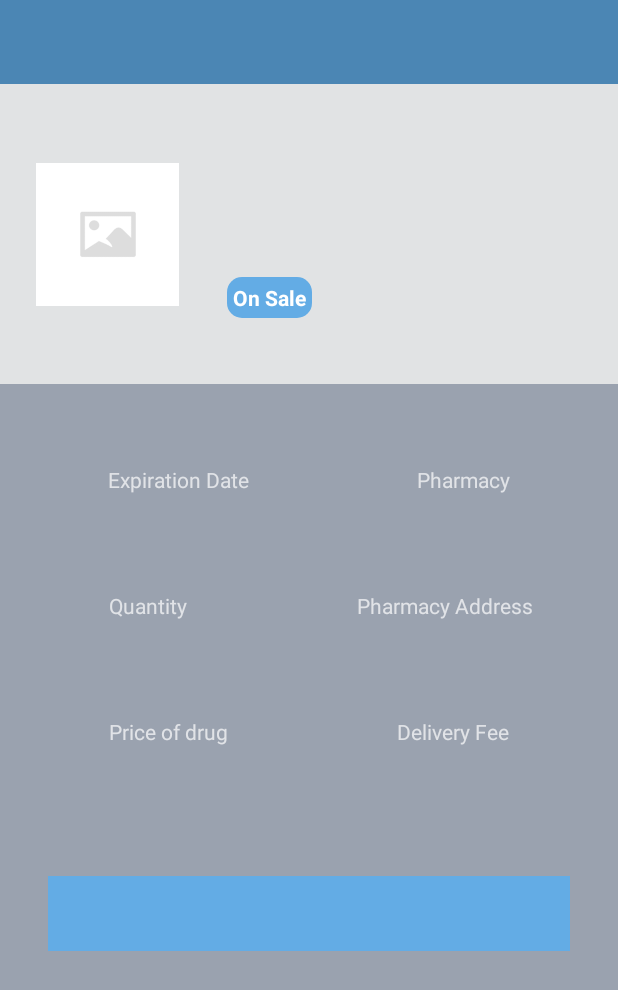
After one commit to jirois/Aida, an Android app: the AidaDrugDetails screen opened directly, with no data from a screen before it, on a phone screen of 412 x 824 dp. The commit adds this screen. Shown: the top 990 px of the screen. Run offline under Robolectric (Android 15) with nearby library versions, the phone set to English and light mode, and no system bars; our stand-ins replace data binding.

Commit message:
feat:added detail activity and clicklistener on the adapter

```diff
--- /dev/null
+++ b/app/src/main/java/com/example/aida/activity/AidaDrugDetails.kt
@@ -0,0 +1,44 @@
+package com.example.aida.activity
+
+import android.net.Uri
+import androidx.appcompat.app.AppCompatActivity
+import android.os.Bundle
+import androidx.databinding.DataBindingUtil
+import com.example.aida.R
+import com.example.aida.databinding.ActivityAidaDrugDetailsBinding
+import com.example.aida.model.DrugModel
+
+class AidaDrugDetails : AppCompatActivity() {
+    lateinit var binding: ActivityAidaDrugDetailsBinding
+
+    override fun onCreate(savedInstanceState: Bundle?) {
+        super.onCreate(savedInstanceState)
+         binding =DataBindingUtil.setContentView(this, R.layout.activity_aida_drug_details)
+
+
+        var aidaDrugDetailModel : DrugModel? = null
+
+        if (intent.hasExtra(MainActivity.EXTRA_DRUG_DETAILS)){
+            aidaDrugDetailModel =
+                intent.getSerializableExtra(MainActivity.EXTRA_DRUG_DETAILS) as DrugModel
+        }
+
+        if (aidaDrugDetailModel != null) {
+            setSupportActionBar(binding.toolbarAidaDrugDetail)
+            supportActionBar!!.setDisplayHomeAsUpEnabled(true)
+            supportActionBar!!.title = aidaDrugDetailModel.drugName
+
+            binding.toolbarAidaDrugDetail.setNavigationOnClickListener {
+                onBackPressed()
+            }
+            binding.ivImageDetail.setImageURI(Uri.parse(aidaDrugDetailModel.drugImage))
+            binding.tvDrugNameDetail.text = aidaDrugDetailModel.drugName
+            binding.tvExpireDateDetail.text = aidaDrugDetailModel.drugDate
+            binding.tvPharmacyDetail.text = aidaDrugDetailModel.pharmacyName
+            binding.tvRxaddressDetail.text = aidaDrugDetailModel.pharmacyLocation
+
+
+        }
+
+    }
+}
--- a/app/src/main/java/com/example/aida/activity/MainActivity.kt
+++ b/app/src/main/java/com/example/aida/activity/MainActivity.kt
@@ -67,10 +67,23 @@ class MainActivity : AppCompatActivity() {
         val drugAdapter = DrugAdapter(this, drugList)
         binding.rvAidaDrug.adapter = drugAdapter
 
+        drugAdapter.setOnClickListener(object:
+            DrugAdapter.OnClickListener{
+            override fun onClick(position: Int, model: DrugModel) {
+                val intent = Intent(this@MainActivity, AidaDrugDetails::class.java)
+                intent.putExtra(EXTRA_DRUG_DETAILS, model)
+                startActivity(intent)
+            }
+
+        }
+        )
+
     }
 
 
     companion object {
         private const val ADD_AIDA_DRUG_REQUEST = 1
+
+        internal const val EXTRA_DRUG_DETAILS = "extra_drug_details"
     }
 }
--- a/app/src/main/java/com/example/aida/adapters/DrugAdapter.kt
+++ b/app/src/main/java/com/example/aida/adapters/DrugAdapter.kt
@@ -21,6 +21,7 @@ class DrugAdapter(
         notifyDataSetChanged()
     }
 
+    private var onClickListener: OnClickListener? = null
 
     override fun onCreateViewHolder(parent: ViewGroup, viewType: Int): MyViewHolder {
         return MyViewHolder(
@@ -36,10 +37,24 @@ class DrugAdapter(
     override fun onBindViewHolder(holder: MyViewHolder, position: Int) {
         val model = data[position]
         holder.bind(model)
+        holder.itemView.setOnClickListener {
+            if (onClickListener != null) {
+                onClickListener!!.onClick(position, model)
+            }
+        }
     }
 
     override fun getItemCount(): Int {
         return data.size
+    }
+
+    fun setOnClickListener(onClickListener: OnClickListener){
+        this.onClickListener = onClickListener
+
+    }
+
+    interface OnClickListener {
+        fun onClick(position: Int, model: DrugModel)
     }
 
     class MyViewHolder(view: View):RecyclerView.ViewHolder(view){
--- a/app/src/main/java/com/example/aida/model/DrugModel.kt
+++ b/app/src/main/java/com/example/aida/model/DrugModel.kt
@@ -1,4 +1,6 @@
 package com.example.aida.model
+
+import java.io.Serializable
 
 data class DrugModel(
     val id: Int,
@@ -10,4 +12,4 @@ data class DrugModel(
     val pharmacyLocation: String,
     val latitude: Double,
     val longitude: Double
-)
+):Serializable
--- /dev/null
+++ b/app/src/main/res/layout/activity_aida_drug_details.xml
@@ -0,0 +1,301 @@
+<?xml version="1.0" encoding="utf-8"?>
+<layout xmlns:android="http://schemas.android.com/apk/res/android"
+    xmlns:app="http://schemas.android.com/apk/res-auto"
+    xmlns:tools="http://schemas.android.com/tools">
+
+    <data>
+
+    </data>
+
+    <androidx.appcompat.widget.LinearLayoutCompat
+        android:layout_width="match_parent"
+        android:layout_height="match_parent"
+        android:orientation="vertical"
+        tools:context=".activity.AidaDrugDetails">
+
+        <androidx.appcompat.widget.Toolbar
+            android:id="@+id/toolbar_aida_drug_detail"
+            android:layout_width="match_parent"
+            android:layout_height="?attr/actionBarSize"
+            android:background="@color/purple_500"
+            />
+        <androidx.appcompat.widget.LinearLayoutCompat
+            android:layout_width="match_parent"
+            android:layout_height="200dp"
+            android:background="@color/bg_details_head"
+            >
+            <androidx.constraintlayout.widget.ConstraintLayout
+                android:layout_width="match_parent"
+                android:layout_height="match_parent"
+                >
+
+                <ImageView
+                    android:id="@+id/iv_image_detail"
+                    android:layout_width="95dp"
+                    android:layout_height="95dp"
+                    android:layout_marginStart="24dp"
+                    android:layout_marginLeft="24dp"
+                    android:contentDescription="@string/image_content_description"
+                    app:layout_constraintBottom_toBottomOf="parent"
+                    app:layout_constraintStart_toStartOf="parent"
+                    app:layout_constraintTop_toTopOf="parent"
+                    app:srcCompat="@drawable/add_screen_image_placeholder" />
+
+                <TextView
+                    android:id="@+id/tv_drug_name_detail"
+                    android:layout_width="wrap_content"
+                    android:layout_height="wrap_content"
+                    android:textSize="24sp"
+                    android:textColor="@color/primary_text_color"
+                    android:textStyle="bold"
+                    android:layout_marginStart="32dp"
+                    android:layout_marginLeft="32dp"
+                    android:layout_marginTop="54dp"
+                    app:layout_constraintStart_toEndOf="@+id/iv_image_detail"
+                    app:layout_constraintTop_toTopOf="parent"
+                    tools:text="Name of Drug"
+                    />
+
+                <TextView
+                    android:id="@+id/tv_sold_detail"
+                    android:layout_width="wrap_content"
+                    android:layout_height="wrap_content"
+                    android:layout_marginStart="32dp"
+                    android:layout_marginLeft="32dp"
+                    android:layout_marginTop="42dp"
+                    android:background="@drawable/shape_text_rounded"
+                    android:padding="4dp"
+                    android:text="@string/aida_item_on_sale_text"
+                    android:textColor="@color/white"
+                    android:textSize="14sp"
+                    android:textStyle="bold"
+                    app:layout_constraintStart_toEndOf="@+id/iv_image_detail"
+                    app:layout_constraintTop_toBottomOf="@+id/tv_drug_name_detail"
+                    tools:text="On Sale" />
+            </androidx.constraintlayout.widget.ConstraintLayout>
+        </androidx.appcompat.widget.LinearLayoutCompat>
+        <androidx.appcompat.widget.LinearLayoutCompat
+            android:layout_width="match_parent"
+            android:layout_height="0dp"
+            android:layout_weight="1"
+            android:background="@color/secondary_text_color"
+
+            >
+
+            <androidx.constraintlayout.widget.ConstraintLayout
+                android:layout_width="match_parent"
+                android:layout_height="match_parent">
+
+                <TextView
+                    android:id="@+id/textView4"
+                    android:layout_width="wrap_content"
+                    android:layout_height="wrap_content"
+                    android:layout_marginStart="32dp"
+                    android:layout_marginLeft="32dp"
+                    android:layout_marginTop="54dp"
+                    android:layout_marginEnd="24dp"
+                    android:layout_marginRight="24dp"
+                    android:text="Pharmacy"
+                    app:layout_constraintEnd_toEndOf="parent"
+                    app:layout_constraintHorizontal_bias="0.5"
+                    app:layout_constraintStart_toEndOf="@+id/textView3"
+                    app:layout_constraintTop_toTopOf="parent"
+                    tools:text="Pharmacy" />
+
+                <TextView
+                    android:id="@+id/textView3"
+                    android:layout_width="wrap_content"
+                    android:layout_height="wrap_content"
+                    android:layout_marginStart="24dp"
+                    android:layout_marginLeft="24dp"
+                    android:layout_marginEnd="32dp"
+                    android:layout_marginRight="32dp"
+                    android:text="Expiration Date"
+                    app:layout_constraintBaseline_toBaselineOf="@+id/textView4"
+                    app:layout_constraintEnd_toStartOf="@+id/textView4"
+                    app:layout_constraintHorizontal_bias="0.5"
+                    app:layout_constraintStart_toStartOf="parent"
+                    tools:text="Expiration Date" />
+
+                <TextView
+                    android:id="@+id/tv_expire_date_detail"
+                    style="@style/detail_text_style"
+                    android:layout_width="wrap_content"
+                    android:layout_height="wrap_content"
+                    android:layout_marginStart="24dp"
+                    android:layout_marginLeft="24dp"
+                    android:layout_marginEnd="32dp"
+                    android:layout_marginRight="32dp"
+                    app:layout_constraintBaseline_toBaselineOf="@+id/tv_pharmacy_detail"
+                    app:layout_constraintEnd_toStartOf="@+id/tv_pharmacy_detail"
+                    app:layout_constraintHorizontal_bias="0.5"
+                    app:layout_constraintStart_toStartOf="parent"
+                    tools:text="Oct 2020" />
+
+                <TextView
+                    android:id="@+id/tv_pharmacy_detail"
+                    style="@style/detail_text_style"
+                    android:layout_width="wrap_content"
+                    android:layout_height="wrap_content"
+                    android:layout_marginStart="32dp"
+                    android:layout_marginLeft="32dp"
+                    android:layout_marginTop="8dp"
+                    android:layout_marginEnd="20dp"
+                    android:layout_marginRight="20dp"
+                    app:layout_constraintEnd_toEndOf="parent"
+                    app:layout_constraintHorizontal_bias="0.5"
+                    app:layout_constraintStart_toEndOf="@+id/tv_expire_date_detail"
+                    app:layout_constraintTop_toBottomOf="@+id/textView3"
+                    tools:text="Online Rx" />
+
+                <TextView
+                    android:id="@+id/textView7"
+                    android:layout_width="wrap_content"
+                    android:layout_height="wrap_content"
+                    android:layout_marginStart="24dp"
+                    android:layout_marginLeft="24dp"
+                    android:layout_marginEnd="32dp"
+                    android:layout_marginRight="32dp"
+                    android:text="Quantity"
+                    app:layout_constraintBaseline_toBaselineOf="@+id/textView8"
+                    app:layout_constraintEnd_toStartOf="@+id/textView8"
+                    app:layout_constraintHorizontal_bias="0.5"
+                    app:layout_constraintStart_toStartOf="parent" />
+
+                <TextView
+                    android:id="@+id/textView8"
+                    android:layout_width="wrap_content"
+                    android:layout_height="wrap_content"
+                    android:layout_marginStart="32dp"
+                    android:layout_marginLeft="32dp"
+                    android:layout_marginTop="32dp"
+                    android:layout_marginEnd="8dp"
+                    android:layout_marginRight="8dp"
+                    android:text="Pharmacy Address"
+                    app:layout_constraintEnd_toEndOf="parent"
+                    app:layout_constraintHorizontal_bias="0.5"
+                    app:layout_constraintStart_toEndOf="@+id/textView7"
+                    app:layout_constraintTop_toBottomOf="@+id/tv_expire_date_detail" />
+
+                <TextView
+                    android:id="@+id/tv_qty_detail"
+                    style="@style/detail_text_style"
+                    android:layout_width="wrap_content"
+                    android:layout_height="wrap_content"
+                    android:layout_marginStart="32dp"
+                    android:layout_marginLeft="32dp"
+                    android:layout_marginEnd="32dp"
+                    android:layout_marginRight="32dp"
+                    app:layout_constraintBaseline_toBaselineOf="@+id/tv_rxaddress_detail"
+                    app:layout_constraintEnd_toStartOf="@+id/tv_rxaddress_detail"
+                    app:layout_constraintHorizontal_bias="0.5"
+                    app:layout_constraintStart_toStartOf="parent"
+                    tools:text="27 packs" />
+
+                <TextView
+                    android:id="@+id/tv_rxaddress_detail"
+                    style="@style/detail_text_style"
+                    android:layout_width="wrap_content"
+                    android:layout_height="wrap_content"
+                    android:layout_marginStart="24dp"
+                    android:layout_marginLeft="24dp"
+                    android:layout_marginTop="8dp"
+                    android:layout_marginEnd="8dp"
+                    android:layout_marginRight="8dp"
+                    app:layout_constraintEnd_toEndOf="parent"
+                    app:layout_constraintHorizontal_bias="0.5"
+                    app:layout_constraintStart_toEndOf="@+id/tv_qty_detail"
+                    app:layout_constraintTop_toBottomOf="@+id/textView7"
+                    tools:text="www.onlineRx.com" />
+
+                <TextView
+                    android:id="@+id/textView11"
+                    android:layout_width="wrap_content"
+                    android:layout_height="wrap_content"
+                    android:layout_marginStart="24dp"
+                    android:layout_marginLeft="24dp"
+                    android:layout_marginEnd="32dp"
+                    android:layout_marginRight="32dp"
+                    android:text="Price of drug"
+                    app:layout_constraintBaseline_toBaselineOf="@+id/textView12"
+                    app:layout_constraintEnd_toStartOf="@+id/textView12"
+                    app:layout_constraintHorizontal_bias="0.5"
+                    app:layout_constraintStart_toStartOf="parent" />
+
+                <TextView
+                    android:id="@+id/textView12"
+                    android:layout_width="wrap_content"
+                    android:layout_height="wrap_content"
+                    android:layout_marginStart="32dp"
+                    android:layout_marginLeft="32dp"
+                    android:layout_marginTop="32dp"
+                    android:layout_marginEnd="24dp"
+                    android:layout_marginRight="24dp"
+                    android:text="Delivery Fee"
+                    app:layout_constraintEnd_toEndOf="parent"
+                    app:layout_constraintHorizontal_bias="0.5"
+                    app:layout_constraintStart_toEndOf="@+id/textView11"
+                    app:layout_constraintTop_toBottomOf="@+id/tv_qty_detail" />
+
+                <TextView
+                    android:id="@+id/tv_price_detail"
+                    android:layout_width="wrap_content"
+                    android:layout_height="wrap_content"
+                    android:layout_marginStart="24dp"
+                    android:layout_marginLeft="24dp"
+                    android:layout_marginEnd="32dp"
+                    android:layout_marginRight="32dp"
+                    style="@style/detail_text_style"
+                    app:layout_constraintBaseline_toBaselineOf="@+id/tv_delivery_detail"
+                    app:layout_constraintEnd_toStartOf="@+id/tv_delivery_detail"
+                    app:layout_constraintHorizontal_bias="0.5"
+                    app:layout_constraintStart_toStartOf="parent"
+                    tools:text="$148.5"
+                    />
+
+                <TextView
+                    android:id="@+id/tv_delivery_detail"
+                    android:layout_width="wrap_content"
+                    android:layout_height="wrap_content"
+                    android:layout_marginStart="32dp"
+                    android:layout_marginLeft="32dp"
+                    android:layout_marginTop="8dp"
+                    android:layout_marginEnd="24dp"
+                    android:layout_marginRight="24dp"
+                    style="@style/detail_text_style"
+                    app:layout_constraintEnd_toEndOf="parent"
+                    app:layout_constraintHorizontal_bias="0.5"
+                    app:layout_constraintStart_toEndOf="@+id/tv_price_detail"
+                    app:layout_constraintTop_toBottomOf="@+id/textView11"
+                    tools:text="$1.5"
+                    />
+
+                <TextView
+                    android:id="@+id/tv_total_price"
+                    android:layout_width="match_parent"
+                    android:layout_height="wrap_content"
+                    android:layout_marginStart="32dp"
+                    android:layout_marginLeft="32dp"
+                    android:layout_marginTop="54dp"
+                    android:layout_marginEnd="32dp"
+                    android:layout_marginRight="32dp"
+                    android:background="@color/button_background_color"
+                    android:gravity="center"
+                    android:padding="15dp"
+                    android:textColor="@color/white"
+                    app:layout_constraintEnd_toEndOf="parent"
+                    app:layout_constraintStart_toStartOf="parent"
+                    app:layout_constraintTop_toBottomOf="@+id/tv_price_detail"
+                    tools:text="Total Price  $150" />
+
+
+            </androidx.constraintlayout.widget.ConstraintLayout>
+
+        </androidx.appcompat.widget.LinearLayoutCompat>
+
+
+
+
+
+    </androidx.appcompat.widget.LinearLayoutCompat>
+</layout>
--- a/app/src/main/res/values/colors.xml
+++ b/app/src/main/res/values/colors.xml
@@ -9,6 +9,7 @@
     <color name="white">#FFFFFFFF</color>
     <color name="primary_text_color">#212121</color>
     <color name="secondary_text_color">#9AA2AF</color>
+    <color name="bg_details_head">#E1E3E4</color>
     <color name="white_color">#FFFFFF</color>
     <color name="button_background_color">#63ace5</color>
 
--- /dev/null
+++ b/app/src/main/res/values/styles.xml
@@ -0,0 +1,9 @@
+<?xml version="1.0" encoding="utf-8"?>
+<resources>
+
+    <style name="detail_text_style">
+        <item name="android:textSize">18sp</item>
+        <item name="android:textStyle">bold</item>
+        <item name="android:textColor">@color/primary_text_color</item>
+    </style>
+</resources>
```
Also changed, not shown: app/src/main/AndroidManifest.xml (+8 -3 lines).
